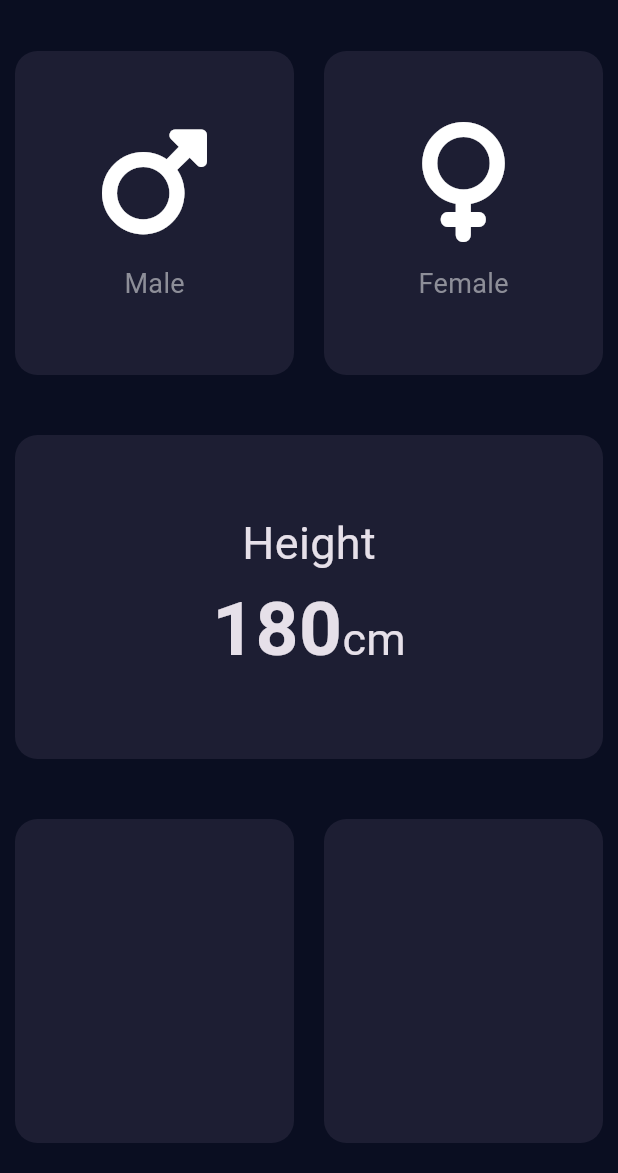
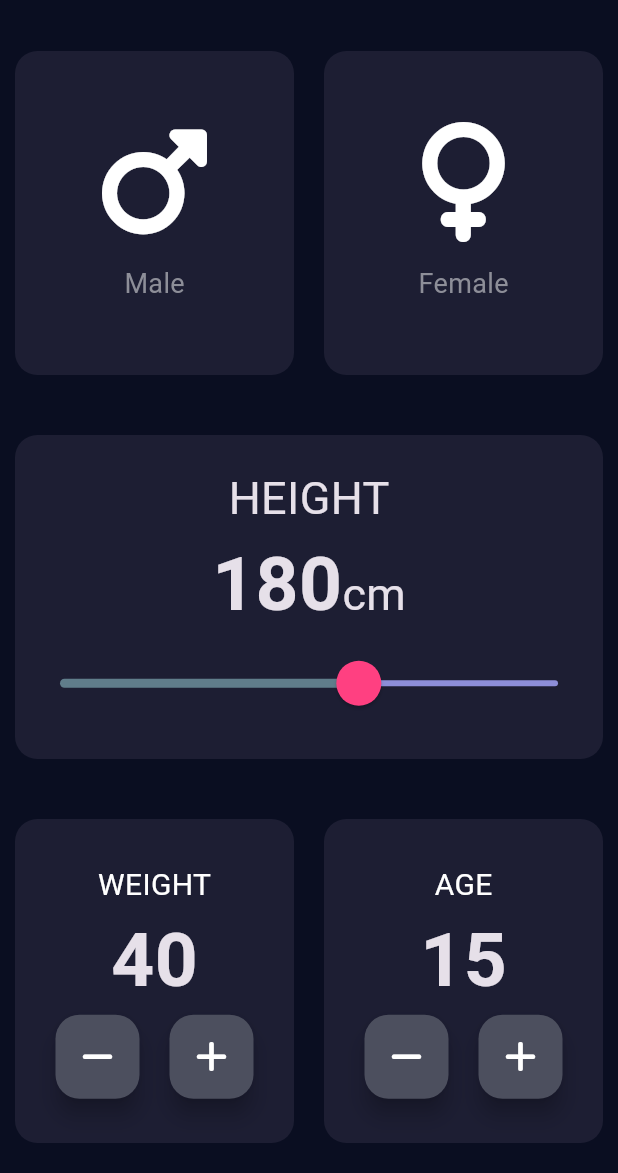
Before and after one commit to YHSajid0074/Bmi-Calculator, a Flutter app: the screen it shows after launch, on a phone screen of 412 x 824 dp, the part 63-1236 px from its top. Run offline on Flutter 3.47's test engine with Material 3 defaults, Android fonts, the phone set to English and light mode, and no system bars; our stand-ins replace font_awesome_flutter; missing offline and left inert: dart:ffi.

Commit message:
Add new feature to update age in BMI calculator

```diff
--- a/lib/input_page.dart
+++ b/lib/input_page.dart
@@ -1,42 +1,42 @@
+import 'dart:ffi';
+
 import 'package:flutter/material.dart';
 import 'package:font_awesome_flutter/font_awesome_flutter.dart';
 
-Color male=inactive;
-Color female=inactive;
+Color male = inactive;
+Color female = inactive;
 
-enum Gender{
+enum Gender {
   male,
   female,
 }
 
 
-const inactive=Color(0xFF1D1E33);
+const inactive = Color(0xFF1D1E33);
 const active = Color(0xFF2D2E43);
 
 
-void updateColor(Gender gender){
-if(gender==Gender.male){
-  if(male==inactive){
-    male=active;
-  }else{
-    male=inactive;
+void updateColor(Gender gender) {
+  if (gender == Gender.male) {
+    if (male == inactive) {
+      male = active;
+    } else {
+      male = inactive;
     }
   }
-else if(gender==Gender.female){
-  if(female==inactive){
-   female=active;
-  }else{
-    female=inactive;
+  else if (gender == Gender.female) {
+    if (female == inactive) {
+      female = active;
+    } else {
+      female = inactive;
+    }
   }
 }
 
-}
-
-
-
 
 class ReusableCard extends StatelessWidget {
-  const ReusableCard({required this.colour, required this.cardChild}); // Named parameters with `required`
+  const ReusableCard(
+      {required this.colour, required this.cardChild}); // Named parameters with `required`
 
   final Color colour;
   final Widget cardChild;
@@ -60,6 +60,10 @@ class InputPage extends StatefulWidget {
 }
 
 class _InputPageState extends State<InputPage> {
+  int height = 180;
+  int weight = 40;
+  int age=15;
+
   @override
   Widget build(BuildContext context) {
     return Scaffold(
@@ -79,10 +83,9 @@ class _InputPageState extends State<InputPage> {
               children: [
                 Expanded(
                   child: GestureDetector(
-                    onTap: (){
+                    onTap: () {
                       setState(() {
                         updateColor(Gender.male);
-
                       });
                     },
 
@@ -110,12 +113,10 @@ class _InputPageState extends State<InputPage> {
                   ),
                 ),
                 Expanded(
-
                   child: GestureDetector(
-                    onTap: (){
+                    onTap: () {
                       setState(() {
                         updateColor(Gender.female);
-
                       });
                     },
 
@@ -153,9 +154,9 @@ class _InputPageState extends State<InputPage> {
                   child: ReusableCard(
                     colour: Color(0xFF1D1E33),
                     cardChild: Column(
-                      mainAxisAlignment:MainAxisAlignment.center,
+                      mainAxisAlignment: MainAxisAlignment.center,
                       children: [
-                        Text('Height',
+                        Text('HEIGHT',
                           style: TextStyle(
                             fontSize: 30,
                           ),
@@ -165,7 +166,7 @@ class _InputPageState extends State<InputPage> {
                           crossAxisAlignment: CrossAxisAlignment.baseline,
                           textBaseline: TextBaseline.alphabetic,
                           children: [
-                            Text('180',
+                            Text(height.toString(),
                               style: TextStyle(
                                 fontSize: 50,
                                 fontWeight: FontWeight.bold,
@@ -177,8 +178,29 @@ class _InputPageState extends State<InputPage> {
                               ),)
                           ],
                         ),
+                        SliderTheme(
+                          data: SliderTheme.of(context).copyWith(
+                              inactiveTrackColor: Color(0xFF8D8ED9),
+                              activeTrackColor: Colors.blueGrey,
+                              thumbShape: RoundSliderThumbShape(
+                                  enabledThumbRadius: 15,
+                                  pressedElevation: 6.5),
+                              overlayShape: RoundSliderOverlayShape(
+                                  overlayRadius: 30),
+                              thumbColor: Colors.pinkAccent,
+                              overlayColor: Color(0x15EB1555)
 
-
+                          ),
+                          child: Slider(value: height.toDouble(),
+                            min: 120,
+                            max: 220,
+                            onChanged: (double value) {
+                              setState(() {
+                                height = value.round();
+                              });
+                            },
+                          ),
+                        )
 
 
                       ],
@@ -195,15 +217,91 @@ class _InputPageState extends State<InputPage> {
                 Expanded(
                   child: ReusableCard(
                     colour: Color(0xFF1D1E33),
-                    cardChild: Column(),
+                    cardChild: Column(
+                      mainAxisAlignment: MainAxisAlignment.center,
+                      children: [
+                        Text('WEIGHT',
+                          style: TextStyle(color: Colors.white, fontSize: 20),
+                        ),
+                        Text(weight.toString(),
+                          style: TextStyle(fontSize: 50,
+                            fontWeight: FontWeight.bold,),
+                        ),
+                        Row(
+                          mainAxisAlignment: MainAxisAlignment.center,
+                          children: [
+                            FloatingActionButton(
+                              backgroundColor: Color(0xFF4C4F5E),
+                              child: Icon(FontAwesomeIcons.minus, color: Colors.white),
+                              onPressed: () {
+                                setState(() {
+                                  weight--;
+                                });
+                              },
+                            ),
+                            SizedBox(width: 20,),
+                            FloatingActionButton(
+                                backgroundColor: Color(0xFF4C4F5E),
+                                child: Icon(FontAwesomeIcons.plus, color: Colors.white,),
+                                onPressed: () {
+                                  setState(() {
+                                    weight++;
+                                  }
+                                  );
+                                },
+                            ),
+                          ],
+                        )
+
+                      ],
+                    ),
+
                   ),
                 ),
                 Expanded(
                   child: ReusableCard(
                     colour: Color(0xFF1D1E33),
-                    cardChild: Column(),
+                    cardChild: Column(
+                      mainAxisAlignment: MainAxisAlignment.center,
+                      children: [
+                        Text('AGE',
+                          style: TextStyle(color: Colors.white, fontSize: 20),
                         ),
+                        Text(age.toString(),
+                          style: TextStyle(fontSize: 50,
+                            fontWeight: FontWeight.bold,),
                         ),
+                        Row(
+                          mainAxisAlignment: MainAxisAlignment.center,
+                          children: [
+                            FloatingActionButton(
+                              backgroundColor: Color(0xFF4C4F5E),
+                              child: Icon(FontAwesomeIcons.minus, color: Colors.white),
+                              onPressed: () {
+                                setState(() {
+                                  age--;
+                                });
+                              },
+                            ),
+                            SizedBox(width: 20,),
+                            FloatingActionButton(
+                              backgroundColor: Color(0xFF4C4F5E),
+                              child: Icon(FontAwesomeIcons.plus, color: Colors.white,),
+                              onPressed: () {
+                                setState(() {
+                                  age++;
+                                }
+                                );
+                              },
+                            ),
+                          ],
+                        )
+
+                      ],
+                    ),
+
+                  ),
+                )
               ],
             ),
           ),
```
Lines whose indentation alone changed are shown as unchanged.
